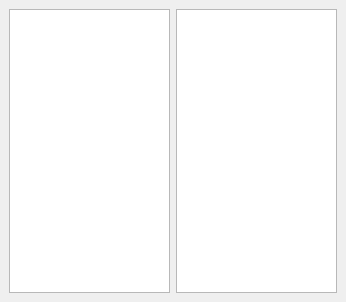
Qt form SampleData.ui (WHULS/ImageFactory) before a commit.
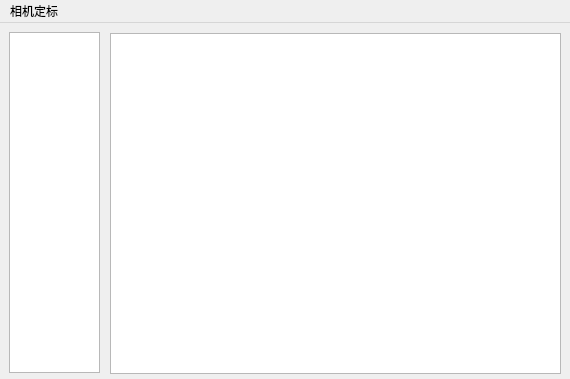
The same form after that commit. Icons and pictures are not drawn.

Diff of the .ui file:
```diff
--- a/SampleData.ui
+++ b/SampleData.ui
@@ -6,32 +6,67 @@
    <rect>
     <x>0</x>
     <y>0</y>
-    <width>346</width>
-    <height>302</height>
+    <width>570</width>
+    <height>379</height>
    </rect>
   </property>
   <property name="windowTitle">
    <string>MainWindow</string>
   </property>
   <widget class="QWidget" name="centralwidget">
-   <layout class="QGridLayout" name="gridLayout">
-    <item row="0" column="0">
-     <widget class="QListView" name="sampleDataList"/>
-    </item>
-    <item row="0" column="1">
-     <widget class="QTableView" name="dataInfo"/>
-    </item>
-   </layout>
+   <widget class="QListView" name="sampleDataList">
+    <property name="enabled">
+     <bool>true</bool>
+    </property>
+    <property name="geometry">
+     <rect>
+      <x>9</x>
+      <y>9</y>
+      <width>91</width>
+      <height>341</height>
+     </rect>
+    </property>
+    <property name="sizePolicy">
+     <sizepolicy hsizetype="Expanding" vsizetype="Expanding">
+      <horstretch>0</horstretch>
+      <verstretch>0</verstretch>
+     </sizepolicy>
+    </property>
+   </widget>
+   <widget class="QTableView" name="dataInfo">
+    <property name="geometry">
+     <rect>
+      <x>110</x>
+      <y>10</y>
+      <width>451</width>
+      <height>341</height>
+     </rect>
+    </property>
+    <property name="sizePolicy">
+     <sizepolicy hsizetype="Expanding" vsizetype="Expanding">
+      <horstretch>0</horstretch>
+      <verstretch>0</verstretch>
+     </sizepolicy>
+    </property>
+   </widget>
   </widget>
   <widget class="QMenuBar" name="menubar">
    <property name="geometry">
     <rect>
      <x>0</x>
      <y>0</y>
-     <width>346</width>
+     <width>570</width>
      <height>23</height>
     </rect>
    </property>
+   <widget class="QMenu" name="menu">
+    <property name="title">
+     <string>相机定标</string>
+    </property>
+    <addaction name="open_image"/>
+    <addaction name="read_control_point"/>
+   </widget>
+   <addaction name="menu"/>
   </widget>
  </widget>
  <resources/>
```
Left out of the diff: 26 changed lines with no effect on the pictures.
